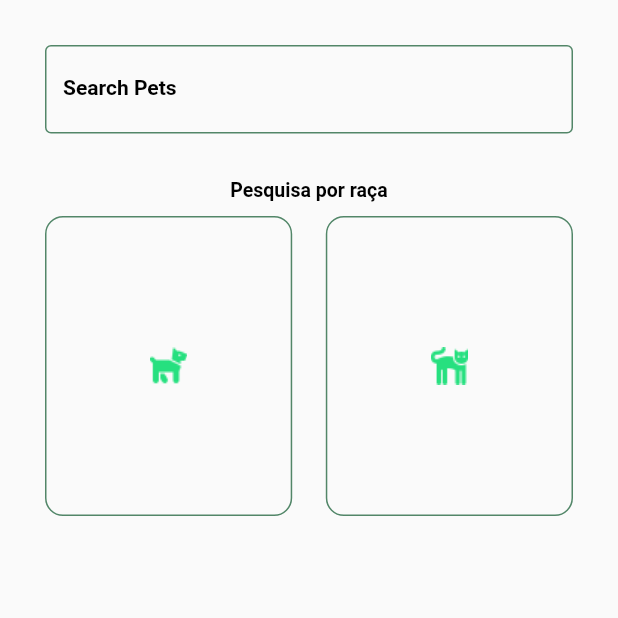
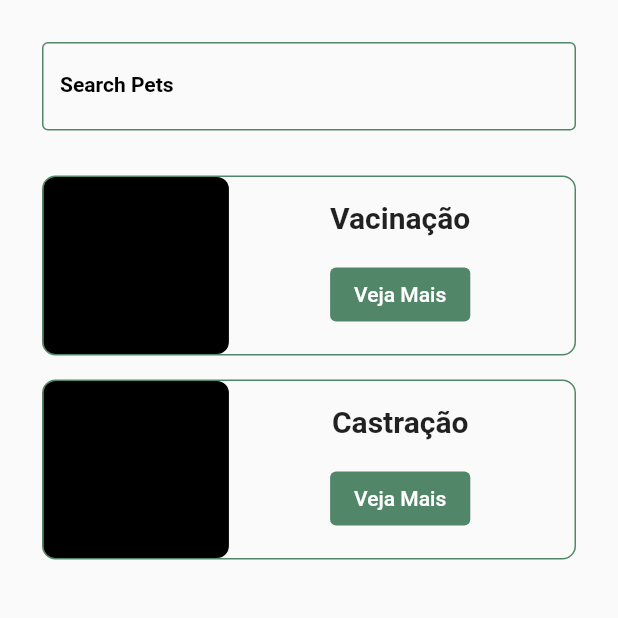
Before and after one commit to MateusMoraes05/tcc_pets, a Flutter app: the screen it shows after launch, on a phone screen of 412 x 824 dp, the top half of it. Run offline on Flutter 3.47's test engine with Material 2 defaults, Android fonts, the phone set to English and light mode, and no system bars; our stand-ins replace carousel_slider.

Commit message:
changes on layout

```diff
--- a/lib/main.dart
+++ b/lib/main.dart
@@ -3,7 +3,7 @@ import 'animalScreen.dart';
 import 'dogScreen.dart';
 
 void main() {
-  runApp(MyApp());
+  runApp(const MyApp());
 }
 
 class MyApp extends StatelessWidget {
@@ -36,7 +36,7 @@ class _MyHomePageState extends State<MyHomePage> {
     return Scaffold(
       resizeToAvoidBottomInset: false,
       body: Padding(
-        padding: const EdgeInsets.all(30.0),
+        padding: const EdgeInsets.all(28.0),
         child: Column(
           children: [
             const Padding(
@@ -60,58 +60,93 @@ class _MyHomePageState extends State<MyHomePage> {
                 ),
               ),
             ),
-            const Padding(
-              padding: EdgeInsets.only(bottom: 10.0),
-              child: Text("Pesquisa por raça",
-                  style: TextStyle(
-                      color: Colors.black,
-                      fontWeight: FontWeight.bold,
-                      fontSize: 13)),
-            ),
-            Row(
-              mainAxisAlignment: MainAxisAlignment.spaceBetween,
-              children: [
-                Container(
-                  width: MediaQuery.of(context).size.width * 0.4,
-                  height: 200,
+            Padding(
+              padding: const EdgeInsets.only(bottom: 16.0),
+              child: Container(
+                width: MediaQuery.of(context).size.width,
+                height: 120,
                 decoration: BoxDecoration(
                     border: Border.all(
                         color: const Color.fromARGB(1000, 65, 123, 90)),
-                    borderRadius: BorderRadius.circular(12),
-                  ),
-                  child: IconButton(
-                      onPressed: () => {
-                            Navigator.push(
-                              context,
-                              MaterialPageRoute(
-                                  builder: (context) => dogScreen()),
-                            )
-                          },
-                      icon: Image.asset(
-                        "src/dog--v1.png",
-                      )),
+                    borderRadius: BorderRadius.circular(9.0)),
+                child: Row(
+                  children: [
+                    Container(
+                      decoration: BoxDecoration(
+                          color: Colors.black,
+                          borderRadius: BorderRadius.circular(8.0)),
+                      width: MediaQuery.of(context).size.width * 0.3,
                     ),
                     Container(
-                  width: MediaQuery.of(context).size.width * 0.4,
-                  height: 200,
+                      width: MediaQuery.of(context).size.width * 0.7 - 60,
+                      child: Column(
+                        mainAxisAlignment: MainAxisAlignment.spaceEvenly,
+                        children: [
+                          const Text(
+                            "Vacinação",
+                            style: TextStyle(
+                                fontWeight: FontWeight.bold, fontSize: 20),
+                          ),
+                          ElevatedButton(
+                            style: ElevatedButton.styleFrom(
+                              // Foreground color
+                              onPrimary:
+                                  Theme.of(context).colorScheme.onPrimary,
+                              // Background color
+                              primary: const Color.fromARGB(1000, 65, 123, 90),
+                            ).copyWith(
+                                elevation: ButtonStyleButton.allOrNull(0.0)),
+                            onPressed: () {},
+                            child: const Text('Veja Mais'),
+                          )
+                        ],
+                      ),
+                    )
+                  ],
+                ),
+              ),
+            ),
+            Container(
+              width: MediaQuery.of(context).size.width,
+              height: 120,
               decoration: BoxDecoration(
                   border: Border.all(
                       color: const Color.fromARGB(1000, 65, 123, 90)),
-                    borderRadius: BorderRadius.circular(12),
+                  borderRadius: BorderRadius.circular(9.0)),
+              child: Row(
+                children: [
+                  Container(
+                    decoration: BoxDecoration(
+                        color: Colors.black,
+                        borderRadius: BorderRadius.circular(8.0)),
+                    width: MediaQuery.of(context).size.width * 0.3,
                   ),
-                  child: IconButton(
-                    onPressed: () => {
-                      Navigator.push(
-                        context,
-                        MaterialPageRoute(builder: (context) => animalScreen()),
+                  Container(
+                    width: MediaQuery.of(context).size.width * 0.7 - 60,
+                    child: Column(
+                      mainAxisAlignment: MainAxisAlignment.spaceEvenly,
+                      children: [
+                        const Text(
+                          "Castração",
+                          style: TextStyle(
+                              fontWeight: FontWeight.bold, fontSize: 20),
+                        ),
+                        ElevatedButton(
+                          style: ElevatedButton.styleFrom(
+                            // Foreground color
+                            onPrimary: Theme.of(context).colorScheme.onPrimary,
+                            // Background color
+                            primary: const Color.fromARGB(1000, 65, 123, 90),
+                          ).copyWith(
+                              elevation: ButtonStyleButton.allOrNull(0.0)),
+                          onPressed: () {},
+                          child: const Text('Veja Mais'),
                         )
-                    },
-                    icon: Image.asset(
-                      "src/cat--v1.png",
+                      ],
                     ),
+                  )
+                ],
               ),
-                ),
-              ],
             )
           ],
         ),
```
Lines whose indentation alone changed are shown as unchanged.
